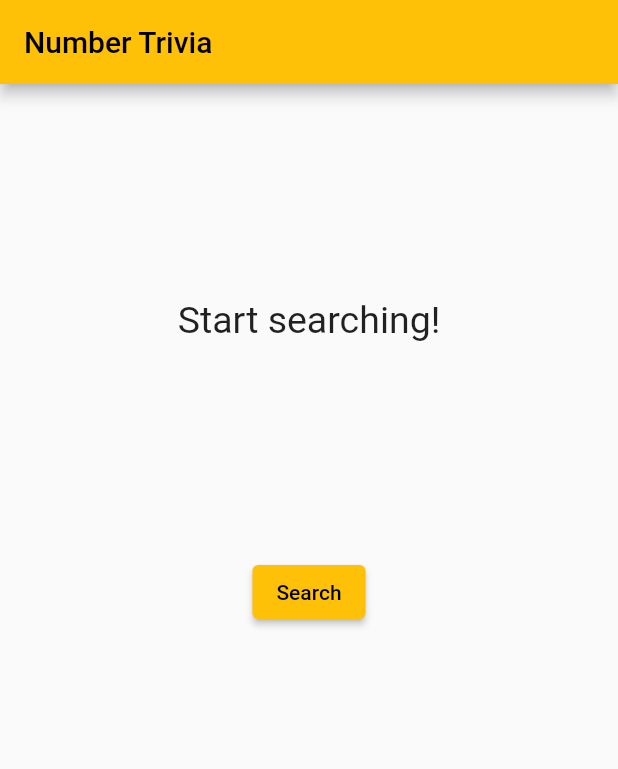
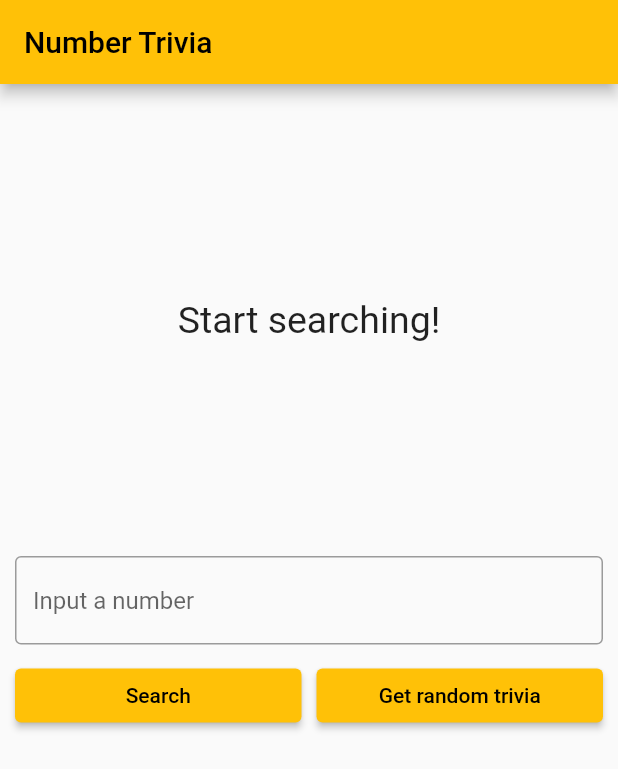
Before and after one commit to fauzanafism/number_trivia, a Flutter app: the screen it shows after launch, after a tap on "Search", on a phone screen of 412 x 824 dp. Shown: the top 769 px of the screen. Run offline on Flutter 3.47's test engine with Material 2 defaults, Android fonts, the phone set to English and light mode, and no system bars; our stand-ins replace bloc, equatable.

Commit message:
added widget

```diff
--- a/lib/features/number_trivia/presentation/pages/number_trivia_page.dart
+++ b/lib/features/number_trivia/presentation/pages/number_trivia_page.dart
@@ -1,5 +1,5 @@
 import 'package:flutter/material.dart';
-import 'package:number_trivia/features/number_trivia/presentation/widgets/message_display.dart';
+import 'package:number_trivia/features/number_trivia/presentation/widgets/widgets.dart';
 
 class NumberTriviaPage extends StatelessWidget {
   const NumberTriviaPage({Key? key}) : super(key: key);
@@ -14,11 +14,11 @@ class NumberTriviaPage extends StatelessWidget {
       body: Center(
         child: Padding(
           padding: const EdgeInsets.all(10),
-          child: Column(children: <Widget>[
-            const SizedBox(height: 10,),
-            const MessageDisplay(message: 'Start searching!',),
-            const SizedBox(height: 20,),
-            ElevatedButton(onPressed: (){}, child: const Text('Search'))
+          child: Column(children: const <Widget>[
+            SizedBox(height: 10,),
+            MessageDisplay(message: 'Start searching!',),
+            SizedBox(height: 20,),
+            TriviaControls(),
           ],),
         ),
       ),
--- /dev/null
+++ b/lib/features/number_trivia/presentation/widgets/trivia_controls.dart
@@ -0,0 +1,50 @@
+import 'package:flutter/material.dart';
+
+class TriviaControls extends StatefulWidget {
+  const TriviaControls({ Key? key }) : super(key: key);
+
+  @override
+  State<TriviaControls> createState() => _TriviaControlsState();
+}
+
+class _TriviaControlsState extends State<TriviaControls> {
+  final controller = TextEditingController();
+  String inputStr = '';
+  @override
+  Widget build(BuildContext context) {
+    return Column(
+      children: [
+        TextField(
+          controller: controller,
+          keyboardType: TextInputType.number,
+          decoration: const InputDecoration(
+            border: OutlineInputBorder(),
+            hintText: 'Input a number',
+          ),
+          onChanged: (value) {
+            inputStr = value;
+          },
+          onSubmitted: (_) {
+
+          },
+        ),
+        const SizedBox(height: 10,),
+        Row(
+          children: [
+            Expanded(child: ElevatedButton(child: const Text('Search'), onPressed: dispatchConcrete,)),
+            const SizedBox(width: 10,),
+            Expanded(child: ElevatedButton(child: const Text('Get random trivia'), onPressed: dispatchRandom,))
+          ],
+        )
+      ],
+    );
+  }
+
+  void dispatchConcrete() {
+    controller.clear();
+  }
+
+  void dispatchRandom() {
+    controller.clear();
+  }
+}
```
